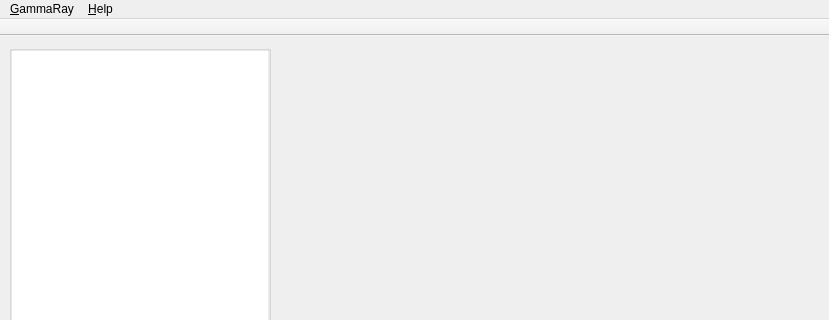
KDAB/GammaRay, file mainwindow.ui: the form before one commit; both pictures show x 0 to 829 and y 0 to 320 of the 829 by 600 pixel window.
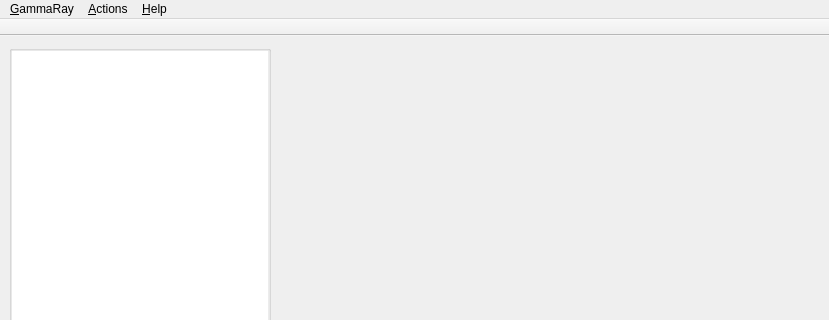
The form after the commit. Icons and pictures are not drawn. Custom widgets are drawn as their Qt base class.

Commit message: Embed actions provided by tool widgets into the main menu bar.

The edit to the form file:
```diff
--- a/mainwindow.ui
+++ b/mainwindow.ui
@@ -98,7 +98,7 @@
      <x>0</x>
      <y>0</y>
      <width>829</width>
-     <height>21</height>
+     <height>20</height>
     </rect>
    </property>
    <widget class="QMenu" name="menu_GammaRay">
@@ -117,7 +117,13 @@
     <addaction name="actionAboutKDAB"/>
     <addaction name="actionAboutQt"/>
    </widget>
+   <widget class="QMenu" name="actionsMenu">
+    <property name="title">
+     <string>&amp;Actions</string>
+    </property>
+   </widget>
    <addaction name="menu_GammaRay"/>
+   <addaction name="actionsMenu"/>
    <addaction name="menu_Help"/>
   </widget>
   <widget class="QToolBar" name="mainToolBar">
```
The commit also changes 1 other file.
